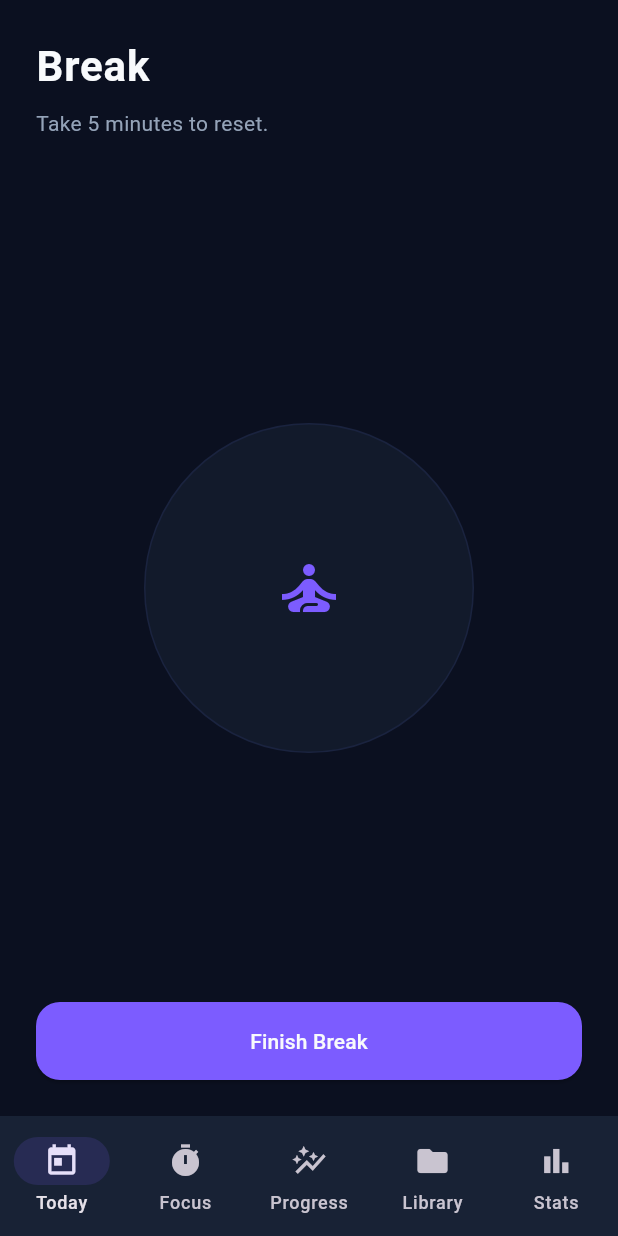
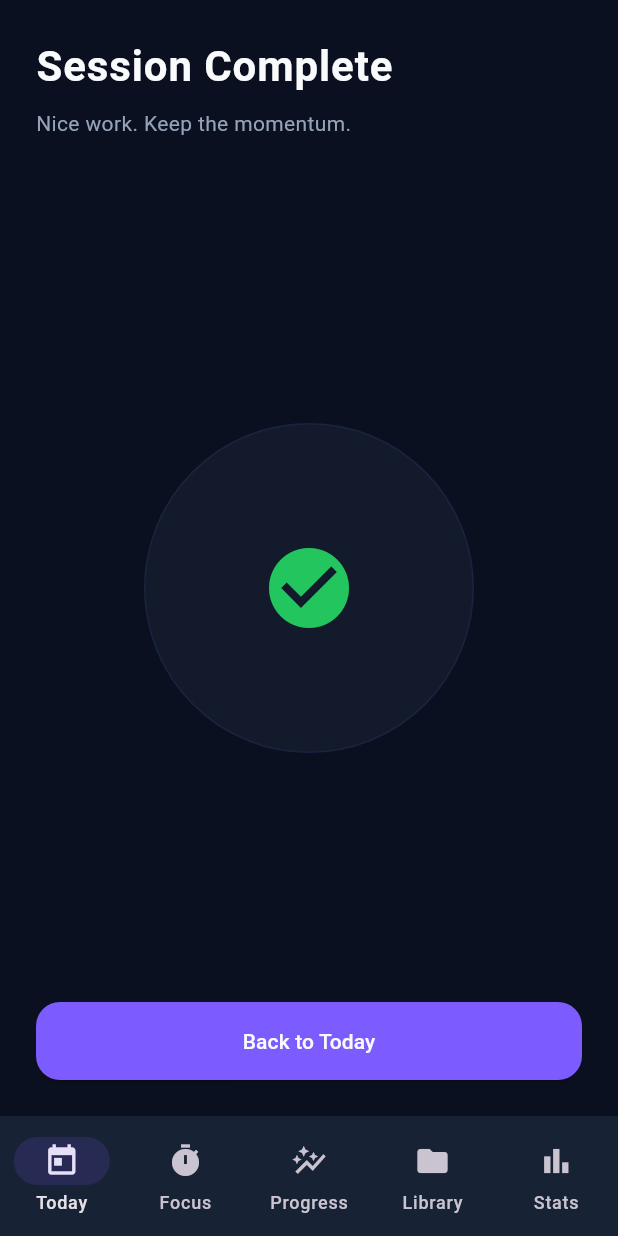
Before and after one commit to AfifBen/trifocus, a Flutter app: the BreakScreen screen opened by its route, after a tap on "Finish Break", on a phone screen of 412 x 824 dp. Run offline on Flutter 3.47's test engine with Material 3 defaults, Android fonts, the phone set to English and light mode, and no system bars; our stand-ins replace flutter_riverpod, go_router, shared_preferences; accounts and stored records are empty.

Commit message:
Fix Focus flow navigation (GoRouter)

```diff
--- a/lib/features/focus_session/presentation/screens/break_screen.dart
+++ b/lib/features/focus_session/presentation/screens/break_screen.dart
@@ -1,4 +1,5 @@
 import 'package:flutter/material.dart';
+import 'package:go_router/go_router.dart';
 import '../../../../app/theme/app_colors.dart';
 import '../../../../app/theme/app_text_styles.dart';
 import '../../../../shared/widgets/app_scaffold.dart';
@@ -37,7 +38,7 @@
             SizedBox(
               width: double.infinity,
               child: ElevatedButton(
-                onPressed: () => Navigator.of(context).pushReplacementNamed('/session-complete'),
+                onPressed: () => context.go('/session-complete'),
                 style: ElevatedButton.styleFrom(
                   backgroundColor: AppColors.primary,
                   foregroundColor: AppColors.textPrimary,
--- a/lib/features/focus_session/presentation/screens/focus_screen.dart
+++ b/lib/features/focus_session/presentation/screens/focus_screen.dart
@@ -1,5 +1,6 @@
 import 'package:flutter/material.dart';
 import 'package:flutter_riverpod/flutter_riverpod.dart';
+import 'package:go_router/go_router.dart';
 import '../../../../app/theme/app_colors.dart';
 import '../../../../app/theme/app_text_styles.dart';
 import '../../../../shared/widgets/app_scaffold.dart';
@@ -17,7 +18,7 @@
       Future.microtask(() {
         if (context.mounted) {
           notifier.pause();
-          Navigator.of(context).pushReplacementNamed('/break');
+          context.go('/break');
         }
       });
     }
@@ -98,7 +99,7 @@
               child: TextButton(
                 onPressed: () {
                   notifier.reset();
-                  Navigator.of(context).pushReplacementNamed('/session-complete');
+                  context.go('/session-complete');
                 },
                 child: const Text('End Session'),
               ),
--- a/lib/features/focus_session/presentation/screens/session_complete_screen.dart
+++ b/lib/features/focus_session/presentation/screens/session_complete_screen.dart
@@ -1,5 +1,6 @@
 import 'package:flutter/material.dart';
 import 'package:flutter_riverpod/flutter_riverpod.dart';
+import 'package:go_router/go_router.dart';
 import '../../../../app/theme/app_colors.dart';
 import '../../../../app/theme/app_text_styles.dart';
 import '../../../../shared/widgets/app_scaffold.dart';
@@ -55,7 +56,7 @@
             SizedBox(
               width: double.infinity,
               child: ElevatedButton(
-                onPressed: () => Navigator.of(context).pushReplacementNamed('/today'),
+                onPressed: () => context.go('/today'),
                 style: ElevatedButton.styleFrom(
                   backgroundColor: AppColors.primary,
                   foregroundColor: AppColors.textPrimary,
```
